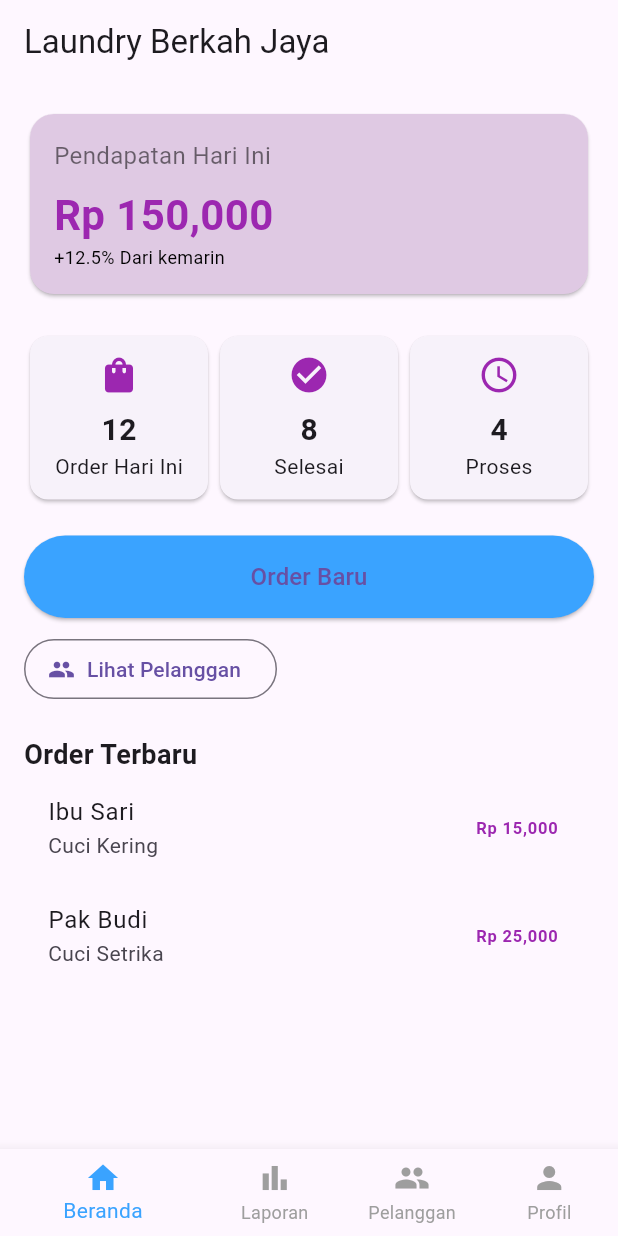
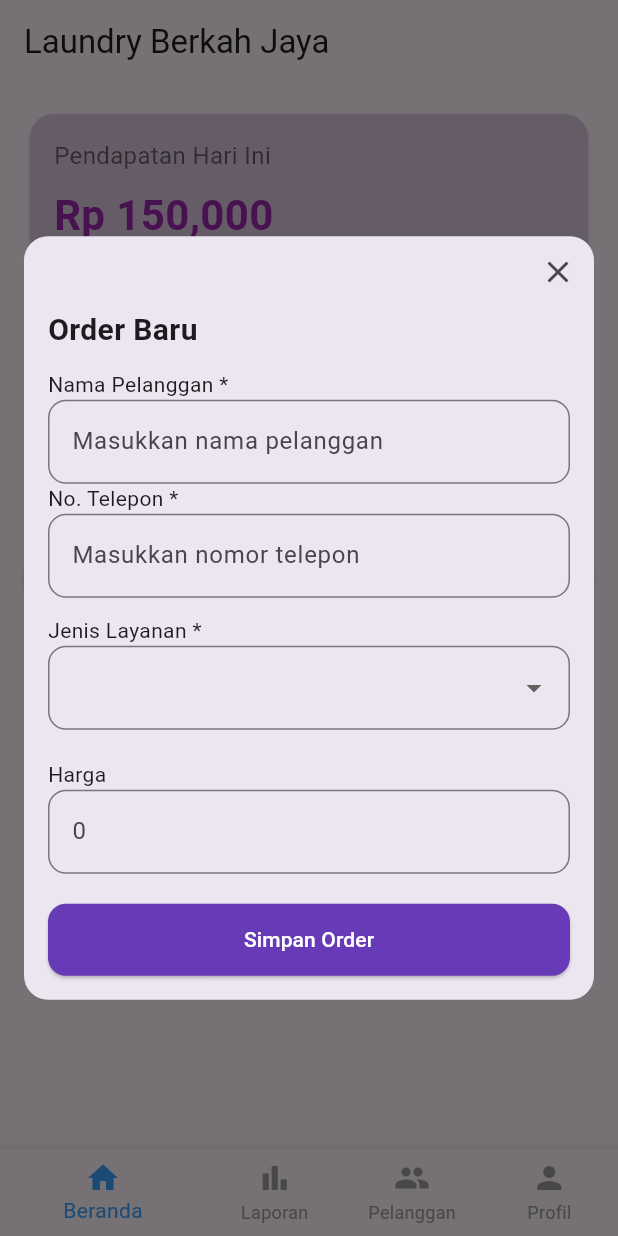
Before and after one commit to farrelshaq/LaundryNote, a Flutter app: the DashboardPage screen opened by its route, after a tap on "Order Baru", on a phone screen of 412 x 824 dp. Run offline on Flutter 3.47's test engine with Material 3 defaults, Android fonts, the light colour scheme and no system bars; our stand-ins replace get, supabase_flutter; accounts and stored records are empty.

Commit message:
Update dari Dashboard dan Laporan

```diff
--- a/lib/modules/dashboards/pages/dashboard_page.dart
+++ b/lib/modules/dashboards/pages/dashboard_page.dart
@@ -14,7 +14,7 @@ class DashboardPage extends StatelessWidget {
     final controller = Get.find<DashboardController>();
 
     final pages = [
-      _buildHomePage(),
+      _buildHomePage(context), // ⬅️ kirim context
       const LaporanPage(),
       PelangganPage(),
       const ProfilePage(),
@@ -23,13 +23,12 @@ class DashboardPage extends StatelessWidget {
     return Obx(() => Scaffold(
           appBar: controller.currentIndex.value == 0
               ? AppBar(
-                automaticallyImplyLeading: false,
+                  automaticallyImplyLeading: false,
                   title: const Text("Laundry Berkah Jaya"),
                   centerTitle: false,
                 )
               : null,
           body: pages[controller.currentIndex.value],
-
           bottomNavigationBar: BottomNavigationBar(
             currentIndex: controller.currentIndex.value,
             selectedItemColor: const Color.fromARGB(255, 58, 163, 255),
@@ -37,20 +36,17 @@ class DashboardPage extends StatelessWidget {
             showUnselectedLabels: true,
             onTap: controller.changeTab,
             items: const [
-              BottomNavigationBarItem(
-                  icon: Icon(Icons.home), label: "Beranda"),
-              BottomNavigationBarItem(
-                  icon: Icon(Icons.bar_chart), label: "Laporan"),
-              BottomNavigationBarItem(
-                  icon: Icon(Icons.people), label: "Pelanggan"),
-              BottomNavigationBarItem(
-                  icon: Icon(Icons.person), label: "Profil"),
+              BottomNavigationBarItem(icon: Icon(Icons.home), label: "Beranda"),
+              BottomNavigationBarItem(icon: Icon(Icons.bar_chart), label: "Laporan"),
+              BottomNavigationBarItem(icon: Icon(Icons.people), label: "Pelanggan"),
+              BottomNavigationBarItem(icon: Icon(Icons.person), label: "Profil"),
             ],
           ),
         ));
   }
 
-  Widget _buildHomePage() {
+  /// ========== HOME ==========
+  Widget _buildHomePage(BuildContext context) {
     return SingleChildScrollView(
       padding: const EdgeInsets.all(16),
       child: Column(
@@ -58,6 +54,8 @@ class DashboardPage extends StatelessWidget {
         children: [
           const RevenueCard(),
           const SizedBox(height: 20),
+
+          // Statistik
           Row(
             mainAxisAlignment: MainAxisAlignment.spaceBetween,
             children: [
@@ -67,8 +65,10 @@ class DashboardPage extends StatelessWidget {
             ],
           ),
           const SizedBox(height: 20),
+
+          // Tombol Order Baru
           ElevatedButton(
-            onPressed: () {},
+            onPressed: () => _showOrderBaruDialog(context),
             style: ElevatedButton.styleFrom(
               backgroundColor: const Color.fromARGB(255, 58, 163, 255),
               padding: const EdgeInsets.symmetric(vertical: 16),
@@ -78,31 +78,152 @@ class DashboardPage extends StatelessWidget {
             ),
           ),
           const SizedBox(height: 10),
+
+          // Tombol Lihat Pelanggan
           OutlinedButton.icon(
-            onPressed: () {},
+            onPressed: () {
+              Get.to(() => PelangganPage());
+            },
             icon: const Icon(Icons.people),
             label: const Text("Lihat Pelanggan"),
           ),
           const SizedBox(height: 20),
-          const Text("Order Terbaru",
-              style: TextStyle(fontSize: 18, fontWeight: FontWeight.bold)),
+
+          // Order terbaru
+          const Text(
+            "Order Terbaru",
+            style: TextStyle(fontSize: 18, fontWeight: FontWeight.bold),
+          ),
           const ListTile(
             title: Text("Ibu Sari"),
             subtitle: Text("Cuci Kering"),
-            trailing: Text("Rp 15,000",
-                style: TextStyle(color: Colors.purple, fontWeight: FontWeight.bold)),
+            trailing: Text(
+              "Rp 15,000",
+              style: TextStyle(color: Colors.purple, fontWeight: FontWeight.bold),
+            ),
           ),
           const ListTile(
             title: Text("Pak Budi"),
             subtitle: Text("Cuci Setrika"),
-            trailing: Text("Rp 25,000",
-                style: TextStyle(color: Colors.purple, fontWeight: FontWeight.bold)),
+            trailing: Text(
+              "Rp 25,000",
+              style: TextStyle(color: Colors.purple, fontWeight: FontWeight.bold),
+            ),
           ),
         ],
       ),
     );
   }
 
+  /// ========== POPUP ORDER BARU ==========
+  void _showOrderBaruDialog(BuildContext context) {
+    showDialog(
+      context: context,
+      barrierDismissible: true,
+      builder: (ctx) {
+        return Dialog(
+          insetPadding: const EdgeInsets.all(16),
+          shape: RoundedRectangleBorder(borderRadius: BorderRadius.circular(16)),
+          child: Stack(
+            children: [
+              // Isi Form
+              Padding(
+                padding: const EdgeInsets.fromLTRB(16, 48, 16, 16),
+                child: Column(
+                  mainAxisSize: MainAxisSize.min,
+                  crossAxisAlignment: CrossAxisAlignment.start,
+                  children: [
+                    const Text(
+                      "Order Baru",
+                      style: TextStyle(fontSize: 20, fontWeight: FontWeight.bold),
+                    ),
+                    const SizedBox(height: 12),
+
+                    const Text("Nama Pelanggan *"),
+                    TextField(
+                      decoration: InputDecoration(
+                        hintText: "Masukkan nama pelanggan",
+                        border: OutlineInputBorder(
+                          borderRadius: BorderRadius.circular(12),
+                        ),
+                      ),
+                    ),
+
+                    const Text("No. Telepon *"),
+                    TextField(
+                      decoration: InputDecoration(
+                        hintText: "Masukkan nomor telepon",
+                        border: OutlineInputBorder(
+                          borderRadius: BorderRadius.circular(12),
+                        ),
+                      ),
+                    ),
+                    const SizedBox(height: 12),
+
+                    const Text("Jenis Layanan *"),
+                    DropdownButtonFormField<String>(
+                      decoration: InputDecoration(
+                        border: OutlineInputBorder(
+                          borderRadius: BorderRadius.circular(12),
+                        ),
+                      ),
+                      items: const [
+                        DropdownMenuItem(value: "Cuci Kering", child: Text("Cuci Kering")),
+                        DropdownMenuItem(value: "Cuci Setrika", child: Text("Cuci Setrika")),
+                        DropdownMenuItem(value: "Express", child: Text("Express")),
+                      ],
+                      onChanged: (_) {},
+                    ),
+                    const SizedBox(height: 20),
+
+                    const Text("Harga"),
+                    TextField(
+                      keyboardType: TextInputType.number,
+                      decoration: InputDecoration(
+                        hintText: "0",
+                        border: OutlineInputBorder(
+                          borderRadius: BorderRadius.circular(12),
+                        ),
+                      ),
+                    ),
+                    const SizedBox(height: 20),
+
+                    SizedBox(
+                      width: double.infinity,
+                      child: ElevatedButton(
+                        onPressed: () {
+                          Navigator.of(ctx).pop();
+                        },
+                        style: ElevatedButton.styleFrom(
+                          padding: const EdgeInsets.symmetric(vertical: 14),
+                          backgroundColor: Colors.deepPurple,
+                          shape: RoundedRectangleBorder(
+                            borderRadius: BorderRadius.circular(12),
+                          ),
+                        ),
+                        child: const Text("Simpan Order", style: TextStyle(color: Colors.white)),
+                      ),
+                    ),
+                  ],
+                ),
+              ),
+
+              // Tombol Close (X)
+              Positioned(
+                right: 0,
+                child: IconButton(
+                  icon: const Icon(Icons.close),
+                  onPressed: () => Navigator.of(ctx).pop(),
+                ),
+              ),
+            ],
+          ),
+        );
+      },
+    );
+  }
+
+  /// ========== CARD ==========
   Widget _buildStatCard(String value, String label, IconData icon) {
     return Expanded(
       child: Card(
@@ -112,9 +233,10 @@ class DashboardPage extends StatelessWidget {
             children: [
               Icon(icon, color: Colors.purple, size: 28),
               const SizedBox(height: 8),
-              Text(value,
-                  style: const TextStyle(
-                      fontSize: 20, fontWeight: FontWeight.bold)),
+              Text(
+                value,
+                style: const TextStyle(fontSize: 20, fontWeight: FontWeight.bold),
+              ),
               Text(label, style: const TextStyle(fontSize: 14)),
             ],
           ),
--- a/lib/modules/laporan/controllers/laporan_controller.dart
+++ b/lib/modules/laporan/controllers/laporan_controller.dart
@@ -15,7 +15,4 @@ class LaporanController extends GetxController {
 
   final labaMingguIni = '80.000'.obs;
 
-  void tambahPendapatan() {
-    print('Tombol Tambah Pendapatan ditekan');
-  }
 }
```
Also changed, not shown: lib/modules/dashboards/services/dashboard_service.dart (added, +12 -0 lines), lib/modules/laporan/pages/laporan_page.dart (+0 -24 lines), lib/modules/dashboards/controllers/dashboard_controller.dart (line endings or trailing spaces).
